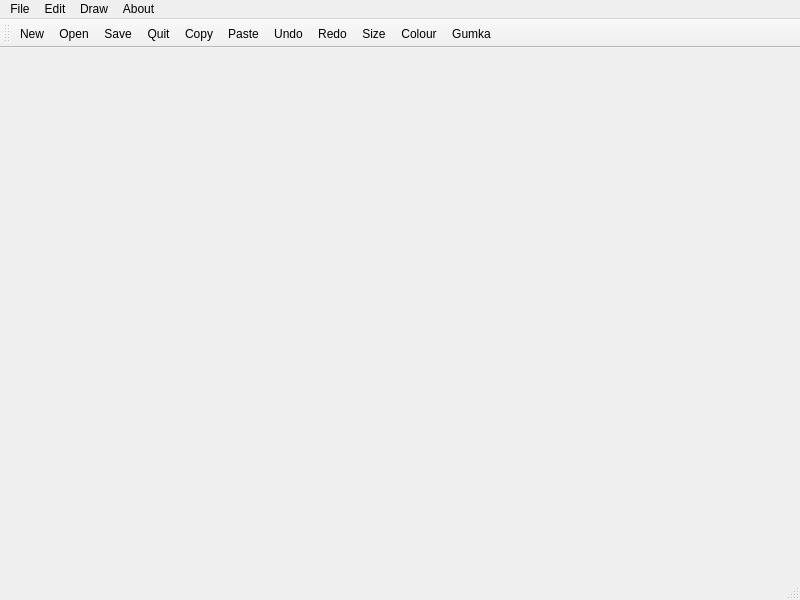
First picture: the form in Paint/mainwindow.ui, repository dominikjaroszek/QPaint, before the edit.
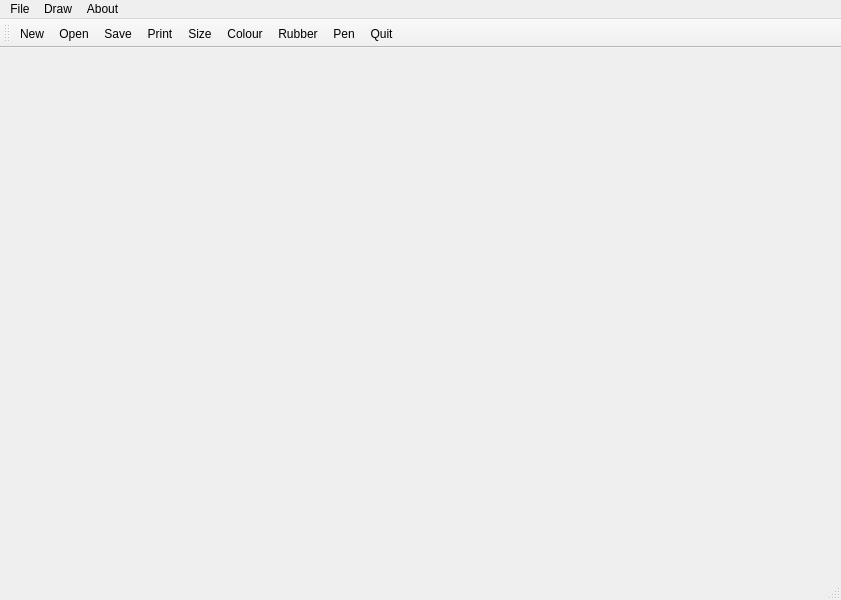
Second picture: the form after the edit. Icons and pictures are not drawn.

Diff of the .ui file:
```diff
--- a/Paint/mainwindow.ui
+++ b/Paint/mainwindow.ui
@@ -6,7 +6,7 @@
    <rect>
     <x>0</x>
     <y>0</y>
-    <width>800</width>
+    <width>841</width>
     <height>600</height>
    </rect>
   </property>
@@ -28,21 +28,19 @@
    <addaction name="actionNew"/>
    <addaction name="actionOpen"/>
    <addaction name="actionSave"/>
-   <addaction name="actionQuit"/>
-   <addaction name="actionCopy"/>
-   <addaction name="actionPaste"/>
-   <addaction name="actionUndo"/>
-   <addaction name="actionRedo"/>
+   <addaction name="actionPrint"/>
    <addaction name="actionRozmiar"/>
    <addaction name="actionKolor"/>
    <addaction name="actionGumka"/>
+   <addaction name="actionPen"/>
+   <addaction name="actionQuit"/>
   </widget>
   <widget class="QMenuBar" name="menubar">
    <property name="geometry">
     <rect>
      <x>0</x>
      <y>0</y>
-     <width>800</width>
+     <width>841</width>
      <height>21</height>
     </rect>
    </property>
@@ -56,16 +54,6 @@
     <addaction name="separator"/>
     <addaction name="actionQuit"/>
    </widget>
-   <widget class="QMenu" name="menuEdit">
-    <property name="title">
-     <string>Edit</string>
-    </property>
-    <addaction name="actionCopy"/>
-    <addaction name="separator"/>
-    <addaction name="actionPaste"/>
-    <addaction name="actionUndo"/>
-    <addaction name="actionRedo"/>
-   </widget>
    <widget class="QMenu" name="menuAbout">
     <property name="title">
      <string>About</string>
@@ -81,7 +69,6 @@
     <addaction name="actionGumka"/>
    </widget>
    <addaction name="menuFile"/>
-   <addaction name="menuEdit"/>
    <addaction name="menuRysowanie"/>
    <addaction name="menuAbout"/>
   </widget>
@@ -130,48 +117,6 @@
     <string>Ctrl+N</string>
    </property>
   </action>
-  <action name="actionCopy">
-   <property name="icon">
-    <iconset resource="res.qrc">
-     <normaloff>:/new/prefix1/copy.png</normaloff>:/new/prefix1/copy.png</iconset>
-   </property>
-   <property name="text">
-    <string>Copy</string>
-   </property>
-   <property name="shortcut">
-    <string>Ctrl+C</string>
-   </property>
-  </action>
-  <action name="actionPaste">
-   <property name="icon">
-    <iconset resource="res.qrc">
-     <normaloff>:/new/prefix1/paste.png</normaloff>:/new/prefix1/paste.png</iconset>
-   </property>
-   <property name="text">
-    <string>Paste</string>
-   </property>
-   <property name="shortcut">
-    <string>Ctrl+V</string>
-   </property>
-  </action>
-  <action name="actionUndo">
-   <property name="icon">
-    <iconset resource="res.qrc">
-     <normaloff>:/new/prefix1/undo.png</normaloff>:/new/prefix1/undo.png</iconset>
-   </property>
-   <property name="text">
-    <string>Undo</string>
-   </property>
-  </action>
-  <action name="actionRedo">
-   <property name="icon">
-    <iconset resource="res.qrc">
-     <normaloff>:/new/prefix1/redo.png</normaloff>:/new/prefix1/redo.png</iconset>
-   </property>
-   <property name="text">
-    <string>Redo</string>
-   </property>
-  </action>
   <action name="actionAbout_At">
    <property name="icon">
     <iconset resource="res.qrc">
@@ -205,7 +150,34 @@
      <normaloff>:/new/prefix1/eraser.png</normaloff>:/new/prefix1/eraser.png</iconset>
    </property>
    <property name="text">
-    <string>Gumka</string>
+    <string>Rubber</string>
+   </property>
+  </action>
+  <action name="actionPen">
+   <property name="icon">
+    <iconset resource="res.qrc">
+     <normaloff>:/new/prefix1/pen.png</normaloff>:/new/prefix1/pen.png</iconset>
+   </property>
+   <property name="text">
+    <string>Pen</string>
+   </property>
+  </action>
+  <action name="actionPrint">
+   <property name="icon">
+    <iconset resource="res.qrc">
+     <normaloff>:/new/prefix1/printer.png</normaloff>:/new/prefix1/printer.png</iconset>
+   </property>
+   <property name="text">
+    <string>Print</string>
+   </property>
+  </action>
+  <action name="actionAbout_Qt">
+   <property name="icon">
+    <iconset resource="res.qrc">
+     <normaloff>:/new/prefix1/qt.png</normaloff>:/new/prefix1/qt.png</iconset>
+   </property>
+   <property name="text">
+    <string>About Qt</string>
    </property>
   </action>
  </widget>
```
Left out of the diff: 3 changed lines with no effect on the pictures.
